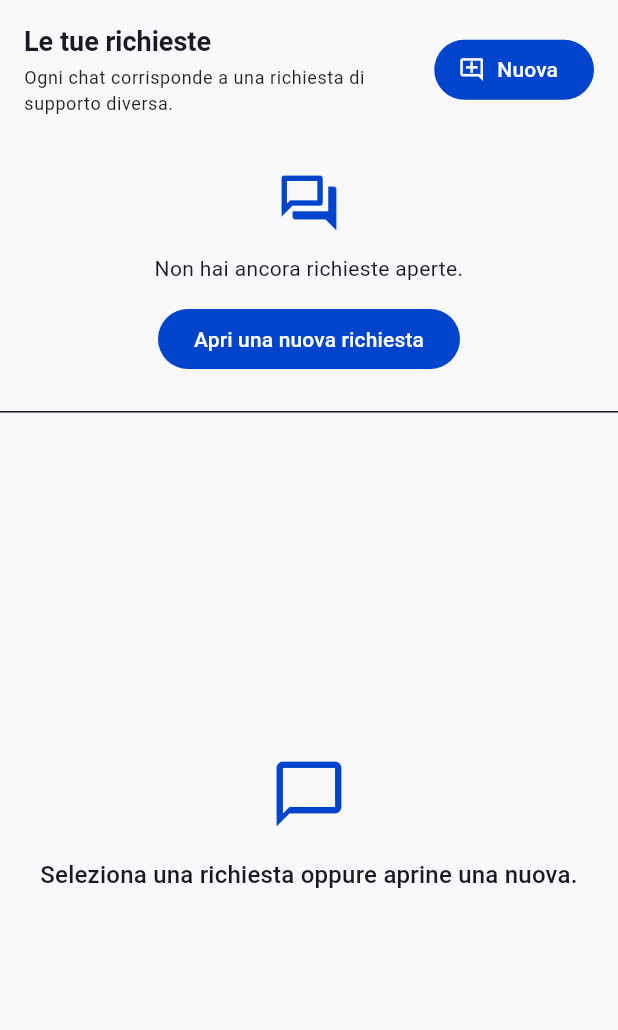
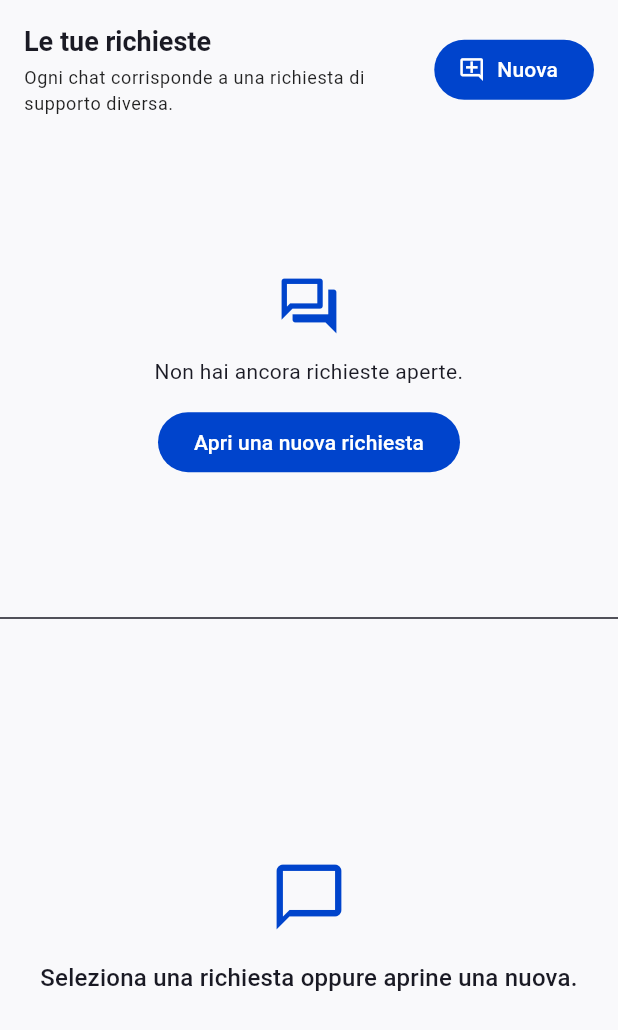
Before and after one commit to Liaron/SoundImplosion, a Flutter app: the SupportChatPanel widget shown alone on an empty page, opened directly, on a phone screen of 412 x 824 dp. Shown: the top 1030 px of the screen. Run offline on Flutter 3.47's test engine with Material 3 defaults, Android fonts, the phone set to English and light mode, and no system bars; our stand-ins replace cloud_functions, firebase_analytics, firebase_auth, firebase_core, firebase_crashlytics, firebase_database and 6 more; accounts and stored records are empty.

Commit message:
Fix support chat dialog layout on web

```diff
--- a/lib/app/features/support_chat/support_chat_panel.dart
+++ b/lib/app/features/support_chat/support_chat_panel.dart
@@ -237,7 +237,9 @@ class _SupportChatPanelState extends State<SupportChatPanel> {
           child: narrow
               ? Column(
                   children: [
-                    _buildListSection(selectedChat),
+                    Expanded(
+                      child: _buildListSection(selectedChat),
+                    ),
                     Divider(height: 1, color: colorScheme.outlineVariant),
                     Expanded(
                       child: _buildThreadSection(
```
